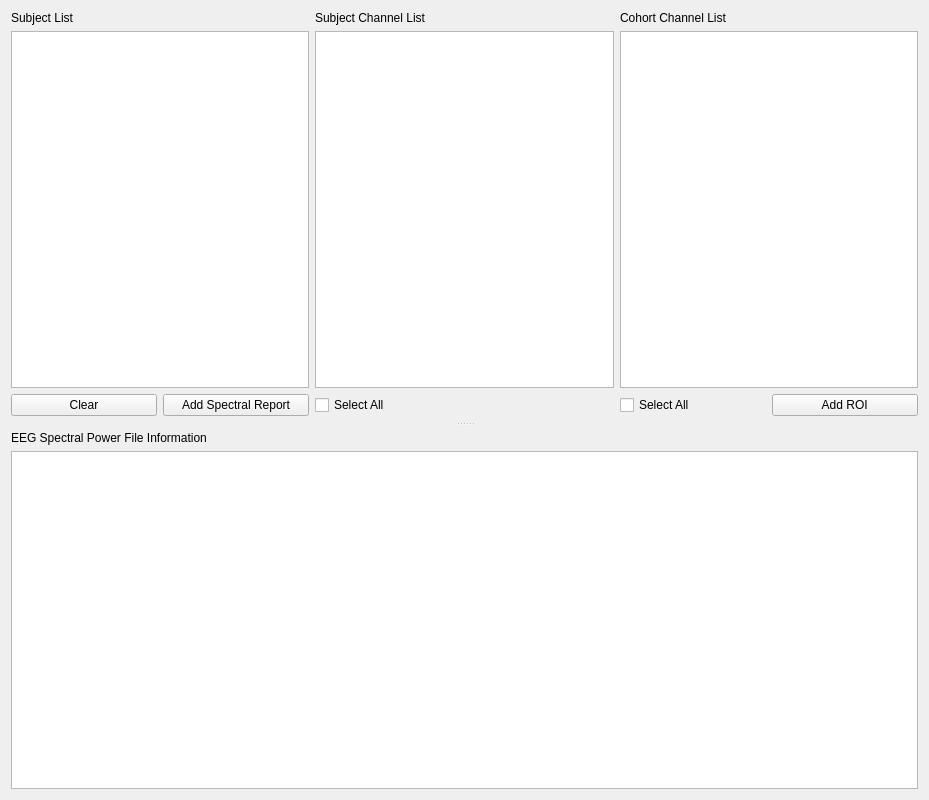
Above: modules/CEAMSModules/PSAPicsGenerator/Ui_PSAPicsGeneratorSettingsView.ui from SnoozToolbox/snooz-package-ceams before the change. Below: the same form after it.
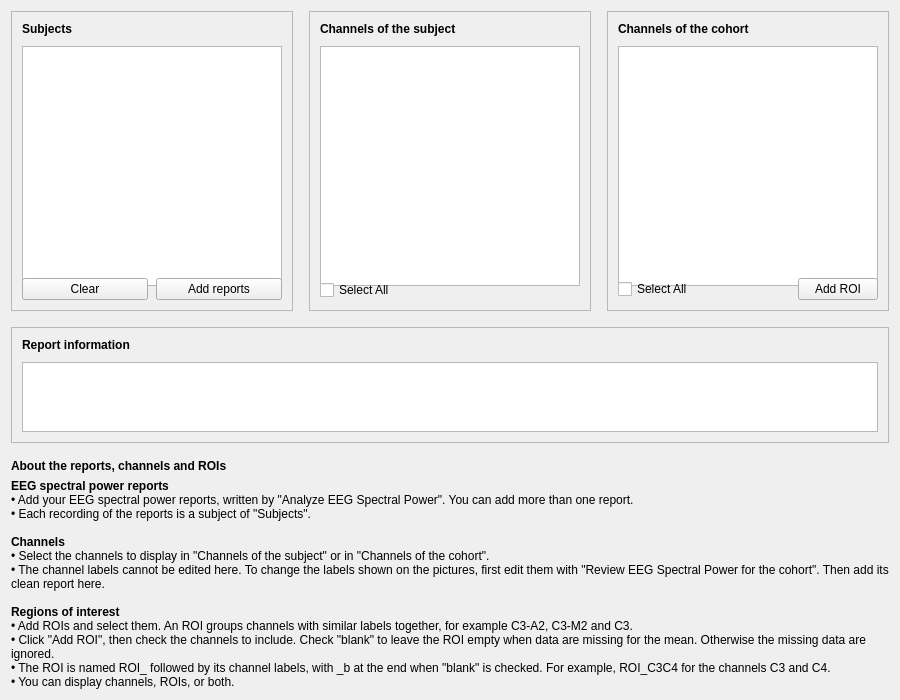
That is the form after the change.

Commit message: Visualize EEG Spectral Power: redesigned pages (tool 2.2.1, module PSA Pics Generator 2.1.2)

What changed in the file:
```diff
--- a/modules/CEAMSModules/PSAPicsGenerator/Ui_PSAPicsGeneratorSettingsView.ui
+++ b/modules/CEAMSModules/PSAPicsGenerator/Ui_PSAPicsGeneratorSettingsView.ui
@@ -6,60 +6,79 @@
    <rect>
     <x>0</x>
     <y>0</y>
-    <width>929</width>
-    <height>800</height>
+    <width>900</width>
+    <height>700</height>
    </rect>
   </property>
   <property name="windowTitle">
    <string>Form</string>
   </property>
-  <layout class="QHBoxLayout" name="horizontalLayout_3">
+  <layout class="QVBoxLayout" name="verticalLayout">
+   <property name="spacing">
+    <number>16</number>
+   </property>
    <item>
-    <widget class="QSplitter" name="splitter">
-     <property name="orientation">
-      <enum>Qt::Orientation::Vertical</enum>
+    <layout class="QHBoxLayout" name="lists_layout" stretch="1,1,1">
+     <property name="spacing">
+      <number>16</number>
      </property>
-     <property name="handleWidth">
-      <number>15</number>
-     </property>
-     <property name="childrenCollapsible">
-      <bool>false</bool>
-     </property>
-     <widget class="QWidget" name="layoutWidget">
-      <layout class="QGridLayout" name="gridLayout">
-       <item row="0" column="0">
+     <item>
+      <widget class="QFrame" name="subjects_card">
+       <property name="frameShape">
+        <enum>QFrame::Shape::StyledPanel</enum>
+       </property>
+       <property name="frameShadow">
+        <enum>QFrame::Shadow::Raised</enum>
+       </property>
+       <layout class="QVBoxLayout" name="subjects_card_layout">
+        <property name="spacing">
+         <number>10</number>
+        </property>
+        <property name="leftMargin">
+         <number>10</number>
+        </property>
+        <property name="topMargin">
+         <number>10</number>
+        </property>
+        <property name="rightMargin">
+         <number>10</number>
+        </property>
+        <property name="bottomMargin">
+         <number>10</number>
+        </property>
+        <item>
         <widget class="QLabel" name="label">
-         <property name="text">
-          <string>Subject List</string>
-         </property>
-        </widget>
-       </item>
-       <item row="0" column="1">
-        <widget class="QLabel" name="label_2">
-         <property name="text">
-          <string>Subject Channel List</string>
-         </property>
-        </widget>
-       </item>
-       <item row="0" column="2">
-        <widget class="QLabel" name="label_3">
+          <property name="font">
+           <font>
+            <bold>true</bold>
+           </font>
+          </property>
+          <property name="toolTip">
+           <string>The subjects of the reports added. Select a subject to show its channels.</string>
+          </property>
          <property name="text">
-          <string>Cohort Channel List</string>
+           <string>Subjects</string>
          </property>
         </widget>
        </item>
-       <item row="1" column="0">
+        <item>
         <widget class="QListView" name="subject_listView">
+          <property name="minimumSize">
+           <size>
+            <width>0</width>
+            <height>240</height>
+           </size>
+          </property>
          <property name="editTriggers">
           <set>QAbstractItemView::EditTrigger::NoEditTriggers</set>
          </property>
         </widget>
        </item>
-       <item row="1" column="1">
-        <widget class="QListView" name="chan_subject_listView"/>
-       </item>
-       <item row="2" column="0">
-        <layout class="QHBoxLayout" name="horizontalLayout">
+        <item>
+         <layout class="QHBoxLayout" name="subjects_buttons_layout">
+          <property name="spacing">
+           <number>8</number>
+          </property>
          <item>
           <widget class="QPushButton" name="clear_pushButton">
            <property name="text">
@@ -70,21 +89,128 @@
          <item>
           <widget class="QPushButton" name="add_pushButton">
            <property name="text">
-            <string>Add Spectral Report</string>
+             <string>Add reports</string>
            </property>
           </widget>
          </item>
         </layout>
        </item>
-       <item row="2" column="1">
+       </layout>
+      </widget>
+     </item>
+     <item>
+      <widget class="QFrame" name="subject_channels_card">
+       <property name="frameShape">
+        <enum>QFrame::Shape::StyledPanel</enum>
+       </property>
+       <property name="frameShadow">
+        <enum>QFrame::Shadow::Raised</enum>
+       </property>
+       <layout class="QVBoxLayout" name="subject_channels_card_layout">
+        <property name="spacing">
+         <number>10</number>
+        </property>
+        <property name="leftMargin">
+         <number>10</number>
+        </property>
+        <property name="topMargin">
+         <number>10</number>
+        </property>
+        <property name="rightMargin">
+         <number>10</number>
+        </property>
+        <property name="bottomMargin">
+         <number>10</number>
+        </property>
+        <item>
+         <widget class="QLabel" name="label_2">
+          <property name="font">
+           <font>
+            <bold>true</bold>
+           </font>
+          </property>
+          <property name="toolTip">
+           <string>The channels and ROIs of the selected subject. Check the ones to display.</string>
+          </property>
+          <property name="text">
+           <string>Channels of the subject</string>
+          </property>
+         </widget>
+        </item>
+        <item>
+         <widget class="QListView" name="chan_subject_listView">
+          <property name="minimumSize">
+           <size>
+            <width>0</width>
+            <height>240</height>
+           </size>
+          </property>
+         </widget>
+        </item>
+        <item>
         <widget class="QCheckBox" name="all_subject_chan_checkBox">
          <property name="text">
           <string>Select All</string>
          </property>
         </widget>
        </item>
-       <item row="2" column="2">
-        <layout class="QHBoxLayout" name="horizontalLayout_2">
+       </layout>
+      </widget>
+     </item>
+     <item>
+      <widget class="QFrame" name="cohort_channels_card">
+       <property name="frameShape">
+        <enum>QFrame::Shape::StyledPanel</enum>
+       </property>
+       <property name="frameShadow">
+        <enum>QFrame::Shadow::Raised</enum>
+       </property>
+       <layout class="QVBoxLayout" name="cohort_channels_card_layout">
+        <property name="spacing">
+         <number>10</number>
+        </property>
+        <property name="leftMargin">
+         <number>10</number>
+        </property>
+        <property name="topMargin">
+         <number>10</number>
+        </property>
+        <property name="rightMargin">
+         <number>10</number>
+        </property>
+        <property name="bottomMargin">
+         <number>10</number>
+        </property>
+        <item>
+         <widget class="QLabel" name="label_3">
+          <property name="font">
+           <font>
+            <bold>true</bold>
+           </font>
+          </property>
+          <property name="toolTip">
+           <string>The channels of all the subjects. Check a channel to display it for all the subjects.</string>
+          </property>
+          <property name="text">
+           <string>Channels of the cohort</string>
+          </property>
+         </widget>
+        </item>
+        <item>
+         <widget class="QListWidget" name="chan_cohort_listWidget">
+          <property name="minimumSize">
+           <size>
+            <width>0</width>
+            <height>240</height>
+           </size>
+          </property>
+         </widget>
+        </item>
+        <item>
+         <layout class="QHBoxLayout" name="cohort_tools_layout">
+          <property name="spacing">
+           <number>10</number>
+          </property>
          <item>
           <widget class="QCheckBox" name="all_cohort_chan_checkBox">
            <property name="text">
@@ -92,29 +218,69 @@
            </property>
           </widget>
          </item>
+          <item>
+           <spacer name="cohort_tools_spacer">
+            <property name="orientation">
+             <enum>Qt::Orientation::Horizontal</enum>
+            </property>
+            <property name="sizeHint" stdset="0">
+             <size>
+              <width>40</width>
+              <height>20</height>
+             </size>
+            </property>
+           </spacer>
+          </item>
          <item>
           <widget class="QPushButton" name="add_ROI_pushButton">
            <property name="toolTip">
             <string>Rename your channel labels first. Adding the ROIs must be the final step.</string>
            </property>
            <property name="text">
-            <string>   Add ROI   </string>
+             <string>Add ROI</string>
            </property>
           </widget>
          </item>
         </layout>
        </item>
-       <item row="1" column="2">
-        <widget class="QListWidget" name="chan_cohort_listWidget"/>
-       </item>
-      </layout>
-     </widget>
-     <widget class="QWidget" name="layoutWidget">
-      <layout class="QVBoxLayout" name="verticalLayout">
+       </layout>
+      </widget>
+     </item>
+    </layout>
+   </item>
+   <item>
+    <widget class="QFrame" name="information_card">
+     <property name="frameShape">
+      <enum>QFrame::Shape::StyledPanel</enum>
+     </property>
+     <property name="frameShadow">
+      <enum>QFrame::Shadow::Raised</enum>
+     </property>
+     <layout class="QVBoxLayout" name="information_card_layout">
+      <property name="spacing">
+       <number>10</number>
+      </property>
+      <property name="leftMargin">
+       <number>10</number>
+      </property>
+      <property name="topMargin">
+       <number>10</number>
+      </property>
+      <property name="rightMargin">
+       <number>10</number>
+      </property>
+      <property name="bottomMargin">
+       <number>10</number>
+      </property>
        <item>
         <widget class="QLabel" name="label_4">
+        <property name="font">
+         <font>
+          <bold>true</bold>
+         </font>
+        </property>
          <property name="text">
-          <string>EEG Spectral Power File Information</string>
+         <string>Report information</string>
          </property>
         </widget>
        </item>
@@ -127,7 +293,41 @@
        </item>
       </layout>
      </widget>
-    </widget>
+   </item>
+   <item>
+    <layout class="QVBoxLayout" name="about_inputs_layout">
+     <property name="spacing">
+      <number>6</number>
+     </property>
+     <item>
+      <widget class="QLabel" name="about_inputs_title_label">
+       <property name="font">
+        <font>
+         <bold>true</bold>
+        </font>
+       </property>
+       <property name="text">
+        <string>About the reports, channels and ROIs</string>
+       </property>
+      </widget>
+     </item>
+     <item>
+      <widget class="QLabel" name="about_inputs_label">
+       <property name="text">
+        <string>&lt;b&gt;EEG spectral power reports&lt;/b&gt;&lt;br/&gt;• Add your EEG spectral power reports, written by "Analyze EEG Spectral Power". You can add more than one report.&lt;br/&gt;• Each recording of the reports is a subject of "Subjects".&lt;br/&gt;&lt;br/&gt;&lt;b&gt;Channels&lt;/b&gt;&lt;br/&gt;• Select the channels to display in "Channels of the subject" or in "Channels of the cohort".&lt;br/&gt;• The channel labels cannot be edited here. To change the labels shown on the pictures, first edit them with "Review EEG Spectral Power for the cohort". Then add its clean report here.&lt;br/&gt;&lt;br/&gt;&lt;b&gt;Regions of interest&lt;/b&gt;&lt;br/&gt;• Add ROIs and select them. An ROI groups channels with similar labels together, for example C3-A2, C3-M2 and C3.&lt;br/&gt;• Click "Add ROI", then check the channels to include. Check "blank" to leave the ROI empty when data are missing for the mean. Otherwise the missing data are ignored.&lt;br/&gt;• The ROI is named ROI_ followed by its channel labels, with _b at the end when "blank" is checked. For example, ROI_C3C4 for the channels C3 and C4.&lt;br/&gt;• You can display channels, ROIs, or both.</string>
+       </property>
+       <property name="textFormat">
+        <enum>Qt::TextFormat::RichText</enum>
+       </property>
+       <property name="wordWrap">
+        <bool>true</bool>
+       </property>
+       <property name="variant" stdset="0">
+        <string notr="true">help</string>
+       </property>
+      </widget>
+     </item>
+    </layout>
    </item>
   </layout>
  </widget>
```
Left out of the diff: 12 changed lines with no effect on the pictures. Lines whose indentation alone changed are shown as unchanged. The commit also changes 18 other files.
